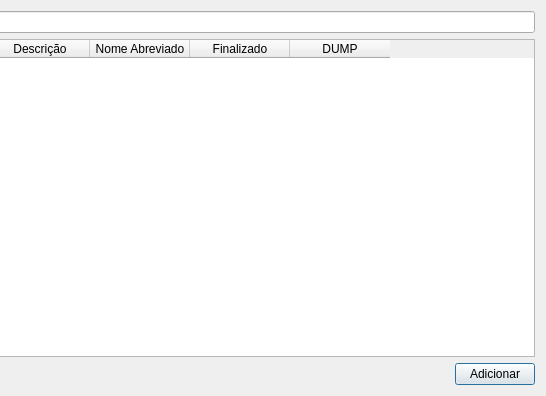
dsgoficial/SAP_Gerente, file uis/mProjects.ui: the form before one commit; both pictures show x 322 to 868 and y 0 to 396 of the 868 by 396 pixel window.
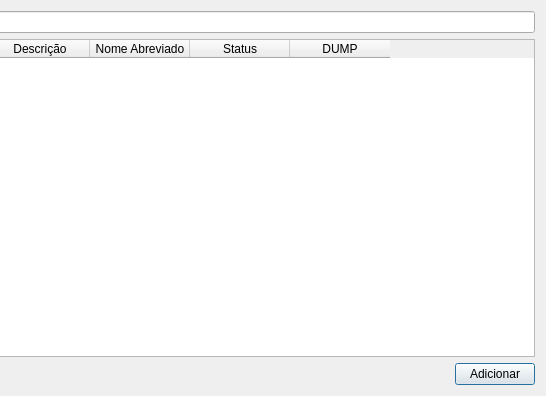
The form after the commit.

What changed in the file:
```diff
--- a/uis/mProjects.ui
+++ b/uis/mProjects.ui
@@ -50,7 +50,7 @@
      </column>
      <column>
       <property name="text">
-       <string>Finalizado</string>
+       <string>Status</string>
       </property>
      </column>
      <column>
```
